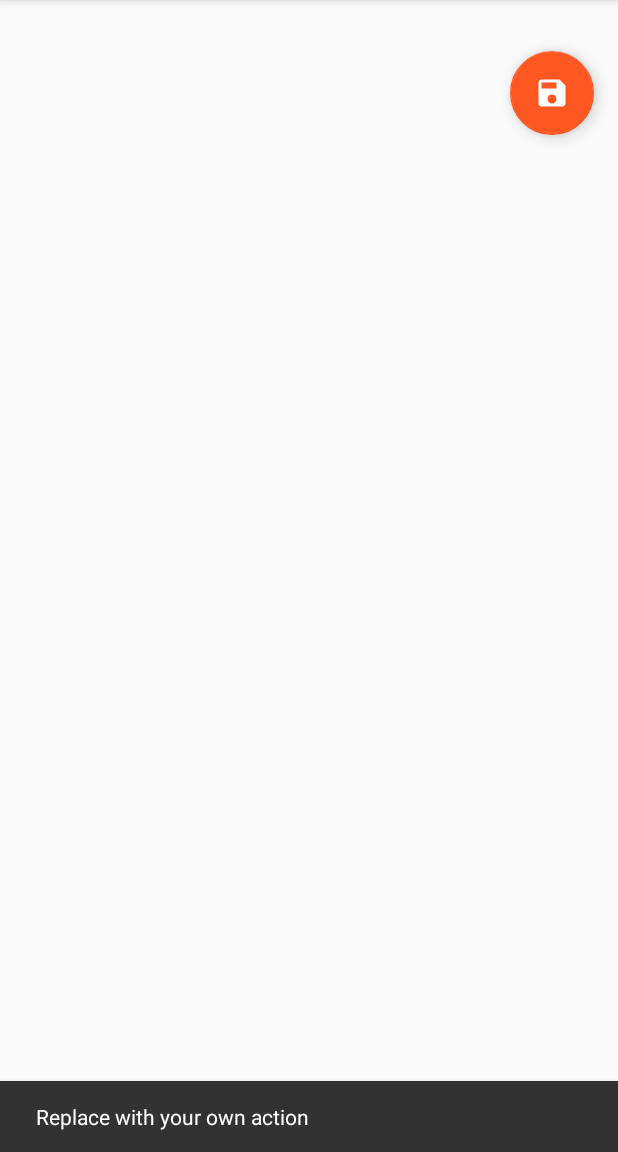
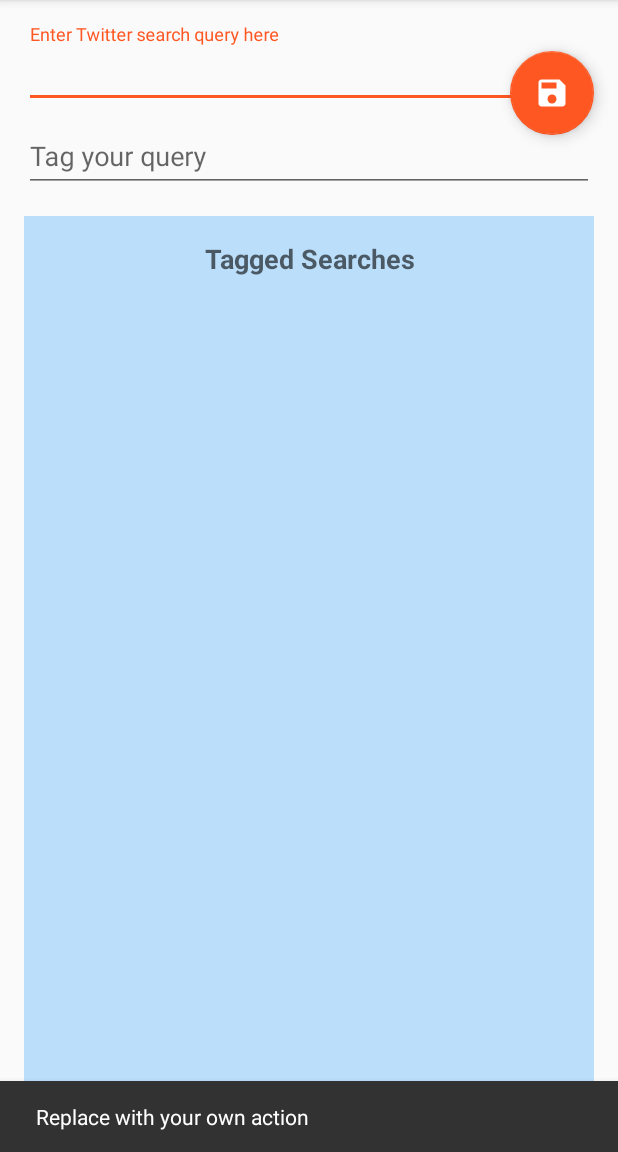
Before and after one commit to solandmedotru/TwitterSearcher, an Android app: the screen it shows after launch (MainActivity), after a tap on "Touch this button to save your tagged se", on a phone screen of 412 x 824 dp, the part 84-1236 px from its top. Run offline under Robolectric (Android 15) with nearby library versions, the phone set to English and light mode, and no system bars.

Commit message:
create content_main layout and UI

```diff
--- a/app/src/main/res/layout/content_main.xml
+++ b/app/src/main/res/layout/content_main.xml
@@ -1,17 +1,73 @@
 <?xml version="1.0" encoding="utf-8"?>
-<RelativeLayout xmlns:android="http://schemas.android.com/apk/res/android"
+<RelativeLayout
+    xmlns:android="http://schemas.android.com/apk/res/android"
+    xmlns:tools="http://schemas.android.com/tools"
     xmlns:app="http://schemas.android.com/apk/res-auto"
-    xmlns:tools="http://schemas.android.com/tools"
-    android:id="@+id/content_main"
     android:layout_width="match_parent"
     android:layout_height="match_parent"
-    android:paddingBottom="@dimen/activity_vertical_margin"
     android:paddingLeft="@dimen/activity_horizontal_margin"
     android:paddingRight="@dimen/activity_horizontal_margin"
     android:paddingTop="@dimen/activity_vertical_margin"
+    android:paddingBottom="@dimen/activity_vertical_margin"
     app:layout_behavior="@string/appbar_scrolling_view_behavior"
-    tools:context="ru.solandme.twittersearcher.MainActivity"
-    tools:showIn="@layout/activity_main">
+    tools:showIn="@layout/activity_main"
+    tools:context=".MainActivity">
 
+    <android.support.design.widget.TextInputLayout
+        android:layout_width="match_parent"
+        android:layout_height="wrap_content"
+        android:id="@+id/queryTextInputLayout">
 
+        <EditText
+            android:layout_width="match_parent"
+            android:layout_height="wrap_content"
+            android:imeOptions="actionNext"
+            android:hint="@string/query_prompt"
+            android:maxLines="1" />
+
+    </android.support.design.widget.TextInputLayout>
+
+    <android.support.design.widget.TextInputLayout
+        android:layout_width="match_parent"
+        android:layout_height="wrap_content"
+        android:layout_below="@id/queryTextInputLayout"
+        android:id="@+id/tagTextInputLayout">
+
+        <EditText
+            android:layout_width="match_parent"
+            android:layout_height="match_parent"
+            android:imeOptions="actionDone"
+            android:hint="@string/tag_prompt"
+            android:maxLines="1" />
+
+    </android.support.design.widget.TextInputLayout>
+
+    <LinearLayout
+        android:orientation="vertical"
+        android:layout_width="match_parent"
+        android:layout_height="match_parent"
+        android:layout_below="@+id/tagTextInputLayout"
+        android:background="@color/colorTaggedSearches"
+        android:layout_marginTop="@dimen/activity_vertical_margin">
+
+        <TextView
+            android:layout_width="match_parent"
+            android:layout_height="wrap_content"
+            android:textAppearance="?android:attr/textAppearanceMedium"
+            android:text="@string/tagged_searches"
+            android:id="@+id/textView"
+            android:paddingTop="@dimen/activity_vertical_margin"
+            android:paddingBottom="@dimen/activity_vertical_margin"
+            android:gravity="center_horizontal"
+            android:textStyle="bold"/>
+
+        <android.support.v7.widget.RecyclerView
+            android:layout_width="match_parent"
+            android:layout_height="0dp"
+            android:layout_weight="1"
+            android:id="@+id/recyclerView"
+            android:paddingRight="@dimen/activity_horizontal_margin"
+            android:paddingLeft="@dimen/activity_horizontal_margin"/>
+
+    </LinearLayout>
 </RelativeLayout>
--- a/app/src/main/res/values/colors.xml
+++ b/app/src/main/res/values/colors.xml
@@ -3,5 +3,5 @@
     <color name="colorPrimary">#3F51B5</color>
     <color name="colorPrimaryDark">#303F9F</color>
     <color name="colorAccent">#FF5722</color>
-    <color name="colorTaggedSearch">#BBDEFB</color>
+    <color name="colorTaggedSearches">#BBDEFB</color>
 </resources>
```
